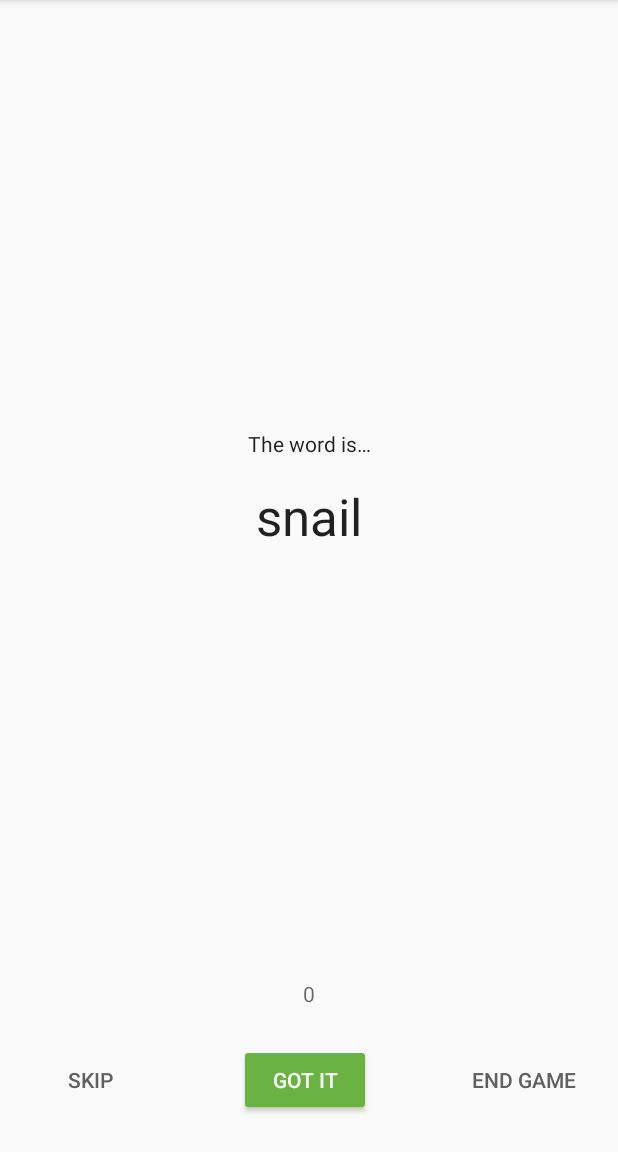
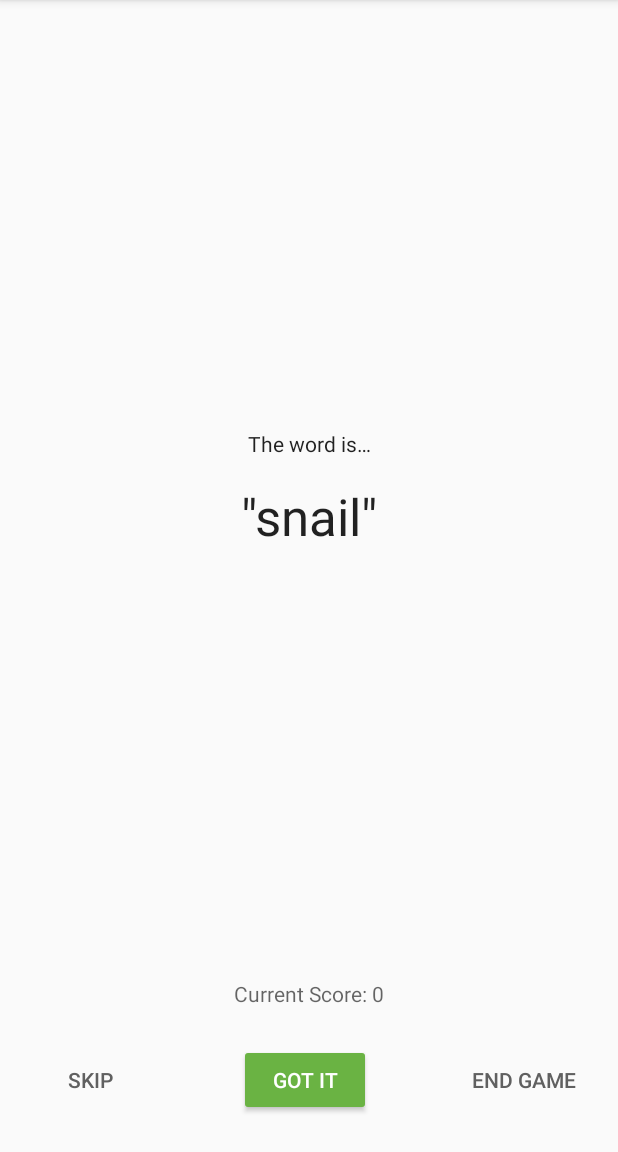
Before and after one commit to gmartinez31/GuessTheWord-Starter, an Android app: the GameFragment screen opened through its navigation route, on a phone screen of 412 x 824 dp, the part 84-1236 px from its top. Run offline under Robolectric (Android 15) with nearby library versions, the phone set to English and light mode, and no system bars; our stand-ins replace data binding.

Commit message:
String formatting with data binding

```diff
--- a/app/src/main/java/com/example/android/guesstheword/screens/game/GameFragment.kt
+++ b/app/src/main/java/com/example/android/guesstheword/screens/game/GameFragment.kt
@@ -57,7 +57,6 @@ class GameFragment : Fragment() {
         // this observer receives an event when the data held by the LiveData changes
         // also, essentially when the values of these changes, the displayed score/value text on the screen automatically updates
         // because they're observing the values via the LiveData they're wrapped in.
-        viewModel.score.observe(this, Observer { newScore -> binding.scoreText.text = newScore.toString() })
         viewModel.eventGameFinished.observe(this, Observer<Boolean> { hasFinished -> if (hasFinished) gameFinished() })
 
         // here we data binded the viewmodel of this fragment to the one listed in the view (game_fragment.xml) to have direct communication between the VM and View
--- a/app/src/main/res/layout/game_fragment.xml
+++ b/app/src/main/res/layout/game_fragment.xml
@@ -64,7 +64,7 @@
             app:layout_constraintTop_toBottomOf="@+id/word_is_text"
             app:layout_constraintVertical_chainStyle="packed"
             tools:text="&quot;Tuna&quot;"
-            android:text="@{gameViewModel.word}"/>
+            android:text="@{@string/quote_format(gameViewModel.word)}"/>
 
         <TextView
             android:id="@+id/timer_text"
@@ -95,7 +95,8 @@
             app:layout_constraintBottom_toTopOf="@+id/guideline"
             app:layout_constraintEnd_toEndOf="parent"
             app:layout_constraintStart_toStartOf="parent"
-            tools:text="Score: 2" />
+            tools:text="Score: 2"
+            android:text="@{@string/score_format(gameViewModel.score)}"/>
 
         <Button
             android:id="@+id/skip_button"
--- a/app/src/main/res/values/strings.xml
+++ b/app/src/main/res/values/strings.xml
@@ -25,4 +25,6 @@
     <string name="got_it">Got it</string>
     <string name="end_game">End game</string>
     <string name="word_is">The word is…</string>
+    <string name="quote_format">\"%s\"</string>
+    <string name="score_format">Current Score: %d</string>
 </resources>
```
